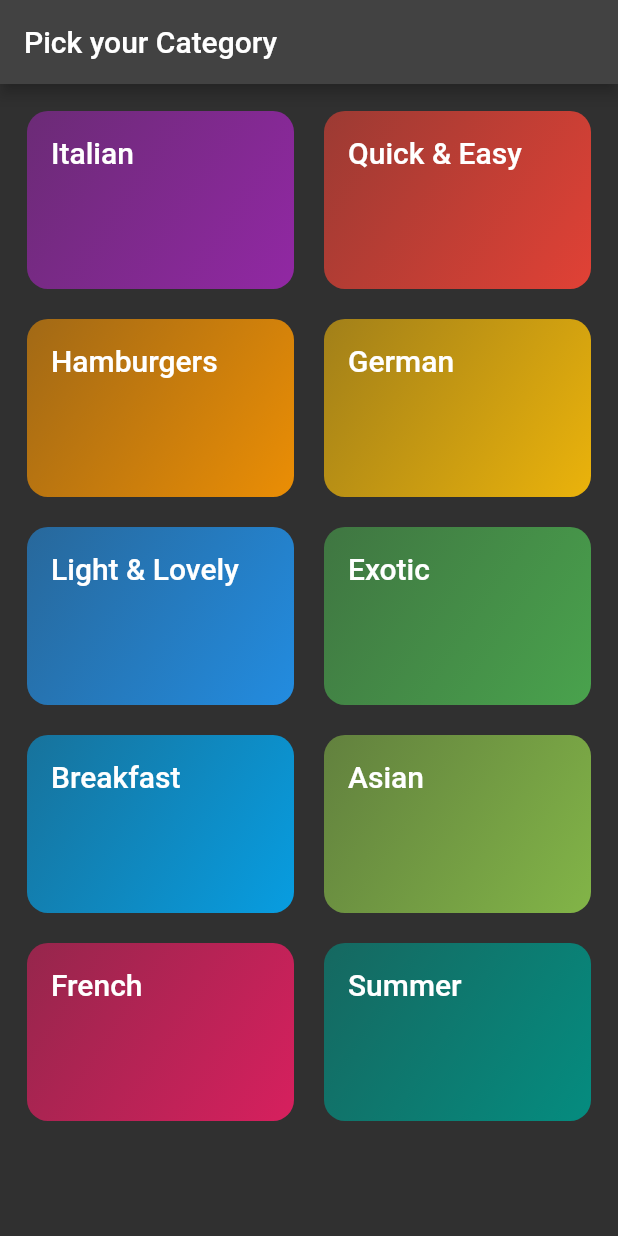
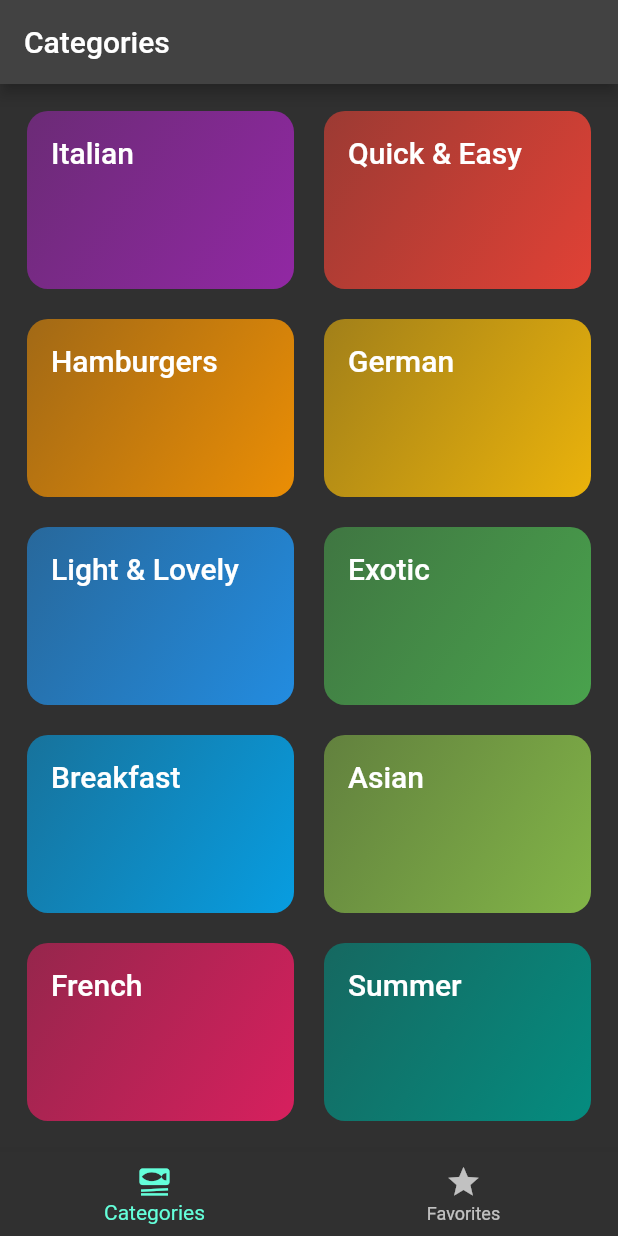
Before and after one commit to Ankit-kr13/meal-app, a Flutter app: the screen it shows after launch, on a phone screen of 412 x 824 dp. Run offline on Flutter 3.47's test engine with Material 2 defaults, Android fonts, the phone set to English and light mode, and no system bars; our stand-ins replace transparent_image.

Commit message:
add bottom navigation

```diff
--- a/lib/main.dart
+++ b/lib/main.dart
@@ -1,5 +1,6 @@
 import 'package:flutter/material.dart';
 import 'package:meals/screens/categories.dart';
+import 'package:meals/screens/tabs.dart';
 // final theme = ThemeData(
 //   useMaterial3: true,
 //   colorScheme: ColorScheme.fromSeed(
@@ -22,7 +23,7 @@ class MyApp extends StatelessWidget {
     return MaterialApp(
       debugShowCheckedModeBanner: false,
       theme: ThemeData(brightness: Brightness.dark),
-      home: const categoriesScreen(),
+      home: const TabsScreen(),
     );
   }
 }
--- a/lib/screens/categories.dart
+++ b/lib/screens/categories.dart
@@ -26,11 +26,7 @@ class categoriesScreen extends StatelessWidget {
 
   @override
   Widget build(BuildContext context) {
-    return Scaffold(
-      appBar: AppBar(
-        title: const Text('Pick your Category'),
-      ),
-      body: GridView(
+    return GridView(
       padding: const EdgeInsets.all(18),
       gridDelegate: SliverGridDelegateWithFixedCrossAxisCount(
           crossAxisCount: 2,
@@ -46,7 +42,6 @@ class categoriesScreen extends StatelessWidget {
             },
           )
       ],
-      ),
     );
   }
 }
--- /dev/null
+++ b/lib/screens/tabs.dart
@@ -0,0 +1,46 @@
+import 'package:flutter/material.dart';
+import 'package:meals/screens/categories.dart';
+import 'package:meals/screens/meals.dart';
+
+class TabsScreen extends StatefulWidget {
+  const TabsScreen({Key? key}) : super(key: key);
+
+  @override
+  State<TabsScreen> createState() => _TabsScreenState();
+}
+
+class _TabsScreenState extends State<TabsScreen> {
+  int _selectedPageIndex = 0;
+  void _selectPage(int index) {
+    setState(() {
+      _selectedPageIndex = index;
+    });
+  }
+
+  @override
+  Widget build(BuildContext context) {
+    Widget activePage = const categoriesScreen();
+    var activePageTitle = 'Categories';
+
+    if (_selectedPageIndex == 1) {
+      activePage = const MealsScreen(melas: []);
+      activePageTitle = 'Your Favorites';
+    }
+
+    return Scaffold(
+      appBar: AppBar(
+        title: Text(activePageTitle),
+      ),
+      body: activePage,
+      bottomNavigationBar: BottomNavigationBar(
+        onTap: _selectPage,
+        currentIndex: _selectedPageIndex,
+        items: const [
+          BottomNavigationBarItem(
+              icon: Icon(Icons.set_meal), label: 'Categories'),
+          BottomNavigationBarItem(icon: Icon(Icons.star), label: 'Favorites'),
+        ],
+      ),
+    );
+  }
+}
```
Also changed, not shown: lib/screens/meals.dart (+6 -3 lines). Lines whose indentation alone changed are shown as unchanged.
